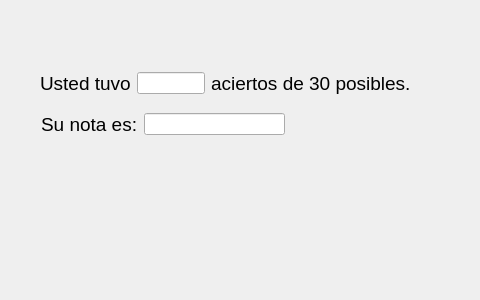
keisy43/proyecto_alse, file PA/aciertos.ui: the form before one commit.
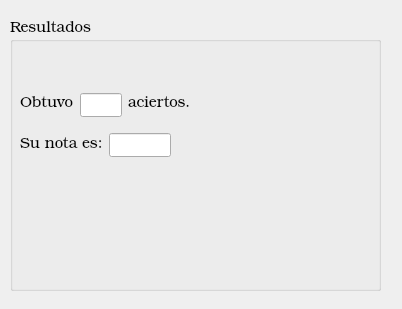
The form after the commit.

What changed in the file:
```diff
--- a/PA/aciertos.ui
+++ b/PA/aciertos.ui
@@ -6,27 +6,82 @@
    <rect>
     <x>0</x>
     <y>0</y>
-    <width>480</width>
-    <height>300</height>
+    <width>402</width>
+    <height>309</height>
    </rect>
   </property>
   <property name="windowTitle">
    <string>Dialog</string>
   </property>
-  <widget class="QWidget" name="">
+  <widget class="QGroupBox" name="groupBox">
    <property name="geometry">
     <rect>
-     <x>40</x>
-     <y>70</y>
+     <x>10</x>
+     <y>20</y>
      <width>371</width>
-     <height>27</height>
+     <height>271</height>
+    </rect>
+   </property>
+   <property name="font">
+    <font>
+     <family>URW Bookman L</family>
+     <pointsize>11</pointsize>
+     <weight>9</weight>
+     <italic>false</italic>
+     <bold>false</bold>
+    </font>
+   </property>
+   <property name="styleSheet">
+    <string notr="true">font: 75 11pt &quot;URW Bookman L&quot;;</string>
+   </property>
+   <property name="title">
+    <string>Resultados</string>
+   </property>
+   <widget class="QWidget" name="layoutWidget">
+    <property name="geometry">
+     <rect>
+      <x>10</x>
+      <y>110</y>
+      <width>151</width>
+      <height>30</height>
     </rect>
    </property>
    <layout class="QHBoxLayout" name="horizontalLayout">
     <item>
+      <widget class="QLabel" name="label_3">
+       <property name="font">
+        <font>
+         <family>URW Bookman L</family>
+         <pointsize>11</pointsize>
+         <weight>9</weight>
+         <italic>false</italic>
+         <bold>false</bold>
+        </font>
+       </property>
+       <property name="text">
+        <string>Su nota es:</string>
+       </property>
+      </widget>
+     </item>
+     <item>
+      <widget class="QLineEdit" name="valor"/>
+     </item>
+    </layout>
+   </widget>
+   <widget class="QWidget" name="layoutWidget">
+    <property name="geometry">
+     <rect>
+      <x>10</x>
+      <y>70</y>
+      <width>171</width>
+      <height>30</height>
+     </rect>
+    </property>
+    <layout class="QHBoxLayout" name="horizontalLayout_2">
+     <item>
      <widget class="QLabel" name="label">
       <property name="text">
-       <string>&lt;html&gt;&lt;head/&gt;&lt;body&gt;&lt;p&gt;&lt;span style=&quot; font-size:14pt;&quot;&gt;Usted tuvo&lt;/span&gt;&lt;/p&gt;&lt;/body&gt;&lt;/html&gt;</string>
+        <string>&lt;html&gt;&lt;head/&gt;&lt;body&gt;&lt;p&gt;Obtuvo&lt;/p&gt;&lt;/body&gt;&lt;/html&gt;</string>
       </property>
      </widget>
     </item>
@@ -40,33 +95,12 @@
     <item>
      <widget class="QLabel" name="label_2">
       <property name="text">
-       <string>&lt;html&gt;&lt;head/&gt;&lt;body&gt;&lt;p&gt;&lt;span style=&quot; font-size:14pt;&quot;&gt;aciertos de 30 posibles.&lt;/span&gt;&lt;/p&gt;&lt;/body&gt;&lt;/html&gt;</string>
+        <string>&lt;html&gt;&lt;head/&gt;&lt;body&gt;&lt;p&gt;aciertos.&lt;/p&gt;&lt;/body&gt;&lt;/html&gt;</string>
       </property>
      </widget>
     </item>
    </layout>
   </widget>
-  <widget class="QWidget" name="">
-   <property name="geometry">
-    <rect>
-     <x>41</x>
-     <y>111</y>
-     <width>244</width>
-     <height>27</height>
-    </rect>
-   </property>
-   <layout class="QHBoxLayout" name="horizontalLayout_2">
-    <item>
-     <widget class="QLabel" name="label_3">
-      <property name="text">
-       <string>&lt;html&gt;&lt;head/&gt;&lt;body&gt;&lt;p&gt;&lt;span style=&quot; font-size:14pt;&quot;&gt;Su nota es:&lt;/span&gt;&lt;/p&gt;&lt;/body&gt;&lt;/html&gt;</string>
-      </property>
-     </widget>
-    </item>
-    <item>
-     <widget class="QLineEdit" name="valor"/>
-    </item>
-   </layout>
   </widget>
  </widget>
  <resources/>
```
Lines whose indentation alone changed are shown as unchanged.
